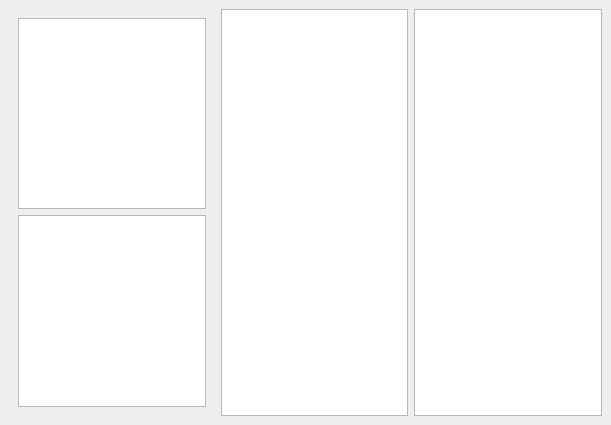
The window that wave.ui (libresilicon/qtflow) describes before a commit, drawn with Qt 5.
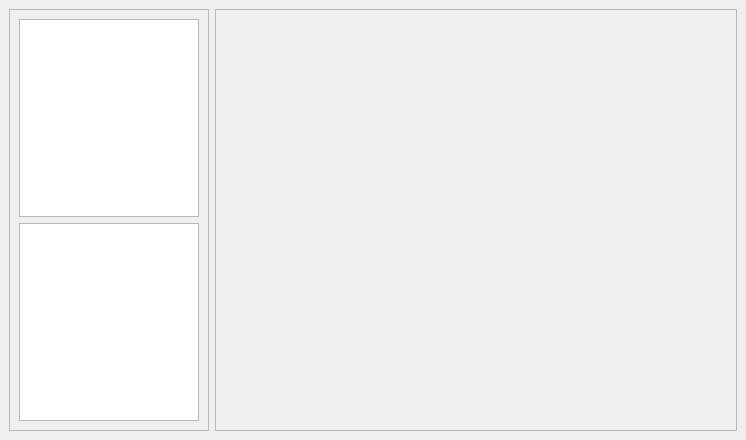
The same window after the commit.

Diff of the .ui file:
```diff
--- a/wave.ui
+++ b/wave.ui
@@ -6,30 +6,30 @@
    <rect>
     <x>0</x>
     <y>0</y>
-    <width>611</width>
-    <height>425</height>
+    <width>746</width>
+    <height>440</height>
    </rect>
   </property>
   <property name="windowTitle">
    <string>Wa&amp;ve</string>
   </property>
   <widget class="QWidget" name="dockWidgetContents">
-   <layout class="QHBoxLayout" name="horizontalLayout">
-    <item>
-     <widget class="QWidget" name="widget" native="true">
-      <property name="minimumSize">
+   <layout class="QGridLayout" name="gridLayout">
+    <item row="0" column="0">
+     <widget class="QFrame" name="selectionFrame">
+      <property name="maximumSize">
        <size>
         <width>200</width>
-        <height>0</height>
+        <height>16777215</height>
        </size>
       </property>
-      <property name="baseSize">
-       <size>
-        <width>100</width>
-        <height>100</height>
-       </size>
+      <property name="frameShape">
+       <enum>QFrame::StyledPanel</enum>
       </property>
-      <layout class="QVBoxLayout" name="verticalLayout_2">
+      <property name="frameShadow">
+       <enum>QFrame::Raised</enum>
+      </property>
+      <layout class="QVBoxLayout" name="verticalLayout">
        <item>
         <widget class="QTreeView" name="treeView"/>
        </item>
@@ -39,11 +39,16 @@
       </layout>
      </widget>
     </item>
-    <item>
-     <widget class="QTreeView" name="treeSignalView"/>
-    </item>
-    <item>
-     <widget class="QGraphicsView" name="graphicsView"/>
+    <item row="0" column="1">
+     <widget class="QFrame" name="signalFrame">
+      <property name="frameShape">
+       <enum>QFrame::StyledPanel</enum>
+      </property>
+      <property name="frameShadow">
+       <enum>QFrame::Raised</enum>
+      </property>
+      <layout class="QGridLayout" name="gridLayout_2"/>
+     </widget>
     </item>
    </layout>
   </widget>
```
